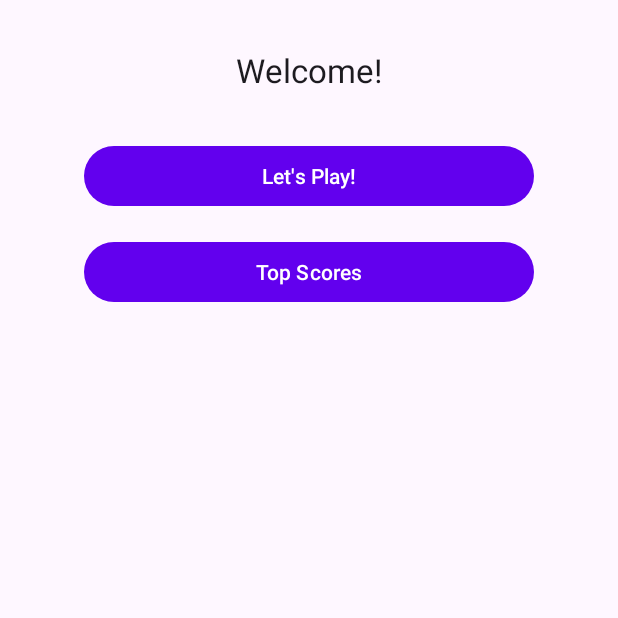
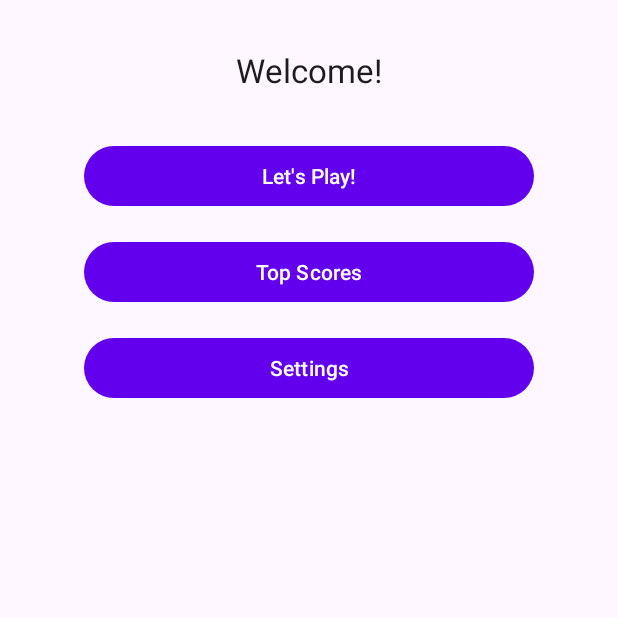
Before and after one commit to muhammadasbirjcu/cp5307-edugames, an Android app: the screen it shows after launch (LandingActivity), on a phone screen of 412 x 824 dp, the top half of it. Run offline under Robolectric (Android 15) with nearby library versions, the phone set to English and light mode, and no system bars.

Commit message:
Add Settings button

```diff
--- a/app/src/main/java/com/asbir/cp5307/edugames/activities/LandingActivity.java
+++ b/app/src/main/java/com/asbir/cp5307/edugames/activities/LandingActivity.java
@@ -21,10 +21,15 @@ public class LandingActivity extends AppCompatActivity {
 
         Button playButton = findViewById(R.id.playButton);
         Button topScoresButton = findViewById(R.id.topScoreButton);
+        Button settingsButton = findViewById(R.id.settingsButton);
 
         playButton.setOnClickListener(view -> startGameActivity());
 
         topScoresButton.setOnClickListener(view -> startLeaderboardActivity());
+
+        settingsButton.setOnClickListener(view -> startSettingsActivity());
+
+
     }
     @Override
     public boolean onOptionsItemSelected(@NonNull MenuItem item) {
--- a/app/src/main/res/layout/activity_landing.xml
+++ b/app/src/main/res/layout/activity_landing.xml
@@ -36,5 +36,15 @@
         app:layout_constraintStart_toStartOf="@+id/playButton"
         app:layout_constraintTop_toBottomOf="@+id/playButton" />
 
+    <Button
+        android:id="@+id/settingsButton"
+        android:layout_width="0dp"
+        android:layout_height="wrap_content"
+        android:layout_marginTop="16dp"
+        android:text="@string/settings"
+        app:layout_constraintEnd_toEndOf="@+id/playButton"
+        app:layout_constraintStart_toStartOf="@+id/playButton"
+        app:layout_constraintTop_toBottomOf="@+id/topScoreButton" />
+
 
 </androidx.constraintlayout.widget.ConstraintLayout>
```
